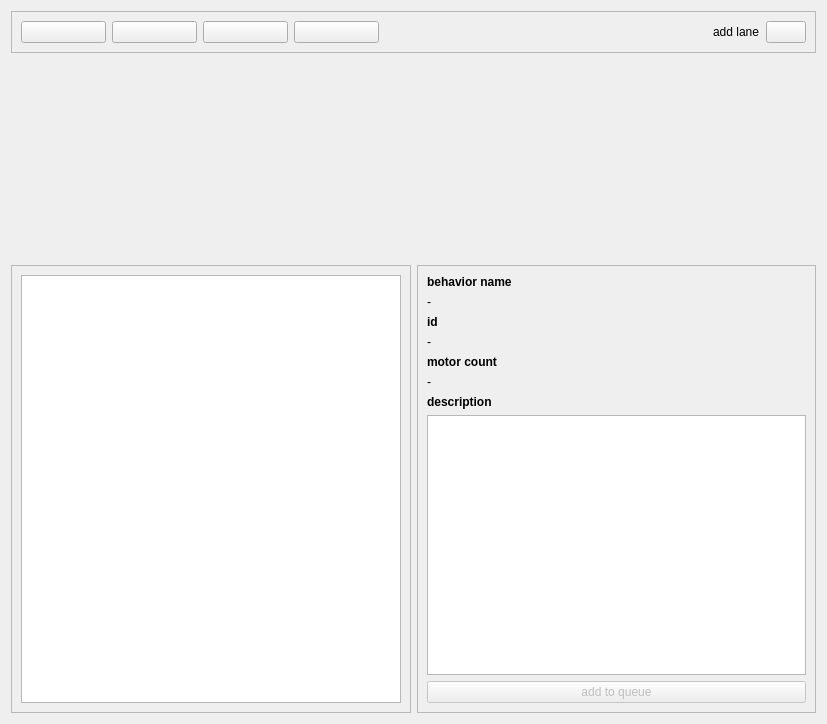
letrend/roboy_control, file src/roboy_control/src/view/PlayerView/PlayerView.ui: the form before one commit.
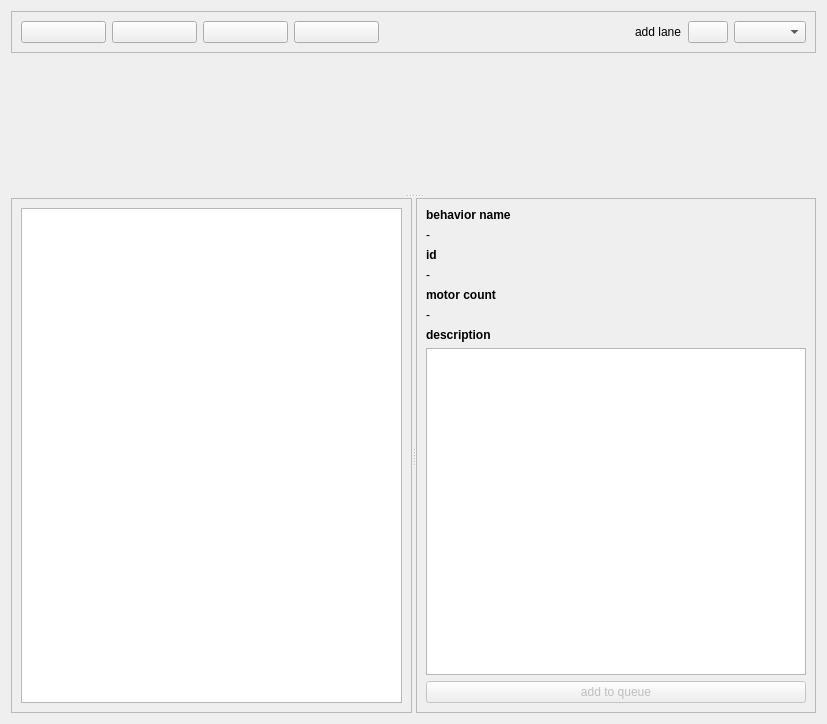
The form after the commit. Icons and pictures are not drawn. Custom widgets are drawn as their Qt base class.

Commit message: The UI is now split up in QSplitters so it can be resized when nescessary

The edit to the form file:
```diff
--- a/src/roboy_control/src/view/PlayerView/PlayerView.ui
+++ b/src/roboy_control/src/view/PlayerView/PlayerView.ui
@@ -128,36 +128,48 @@
         </property>
        </widget>
       </item>
+      <item>
+       <widget class="QComboBox" name="comboBox"/>
+      </item>
      </layout>
     </widget>
    </item>
    <item>
+    <widget class="QSplitter" name="splitter_2">
+     <property name="orientation">
+      <enum>Qt::Vertical</enum>
+     </property>
     <widget class="MultiLaneView" name="multiLaneView" native="true">
+      <property name="sizePolicy">
+       <sizepolicy hsizetype="Preferred" vsizetype="Preferred">
+        <horstretch>0</horstretch>
+        <verstretch>0</verstretch>
+       </sizepolicy>
+      </property>
      <property name="minimumSize">
       <size>
-       <width>0</width>
-       <height>200</height>
+        <width>100</width>
+        <height>100</height>
       </size>
      </property>
     </widget>
-   </item>
-   <item>
-    <widget class="QWidget" name="behaviorSelectionFrame" native="true">
-     <layout class="QHBoxLayout" name="horizontalLayout">
-      <property name="leftMargin">
-       <number>0</number>
+     <widget class="QSplitter" name="splitter">
+      <property name="orientation">
+       <enum>Qt::Horizontal</enum>
       </property>
-      <property name="topMargin">
-       <number>0</number>
-      </property>
-      <property name="rightMargin">
-       <number>0</number>
-      </property>
-      <property name="bottomMargin">
-       <number>0</number>
-      </property>
-      <item>
        <widget class="QFrame" name="behaviorListFrame">
+       <property name="sizePolicy">
+        <sizepolicy hsizetype="Preferred" vsizetype="Preferred">
+         <horstretch>0</horstretch>
+         <verstretch>0</verstretch>
+        </sizepolicy>
+       </property>
+       <property name="minimumSize">
+        <size>
+         <width>100</width>
+         <height>100</height>
+        </size>
+       </property>
         <property name="frameShape">
          <enum>QFrame::StyledPanel</enum>
         </property>
@@ -174,9 +186,19 @@
          </item>
         </layout>
        </widget>
-      </item>
-      <item>
        <widget class="QFrame" name="behaviorDetailFrame">
+       <property name="sizePolicy">
+        <sizepolicy hsizetype="Preferred" vsizetype="Preferred">
+         <horstretch>0</horstretch>
+         <verstretch>0</verstretch>
+        </sizepolicy>
+       </property>
+       <property name="minimumSize">
+        <size>
+         <width>100</width>
+         <height>100</height>
+        </size>
+       </property>
         <property name="frameShape">
          <enum>QFrame::StyledPanel</enum>
         </property>
@@ -276,8 +298,7 @@
          </item>
         </layout>
        </widget>
-      </item>
-     </layout>
+     </widget>
     </widget>
    </item>
   </layout>
```
Lines whose indentation alone changed are shown as unchanged. The commit also changes 8 other files.
